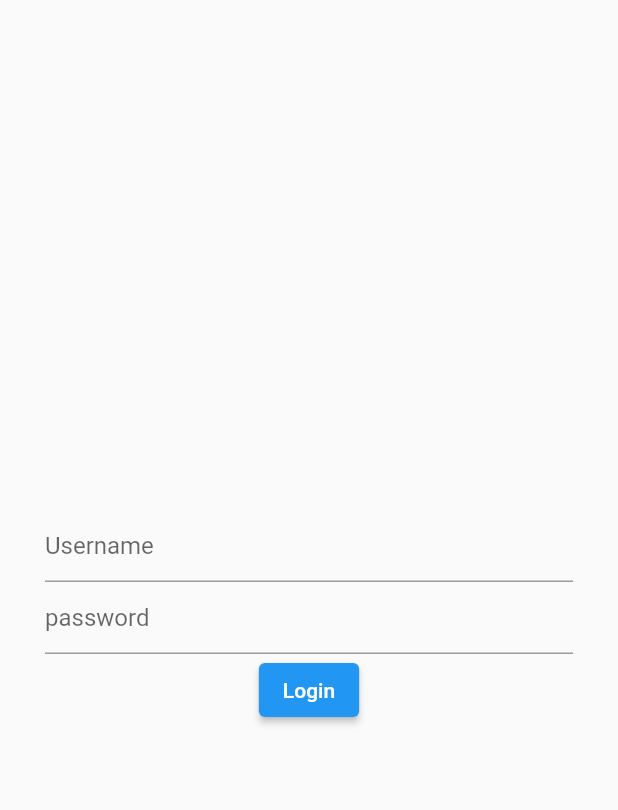
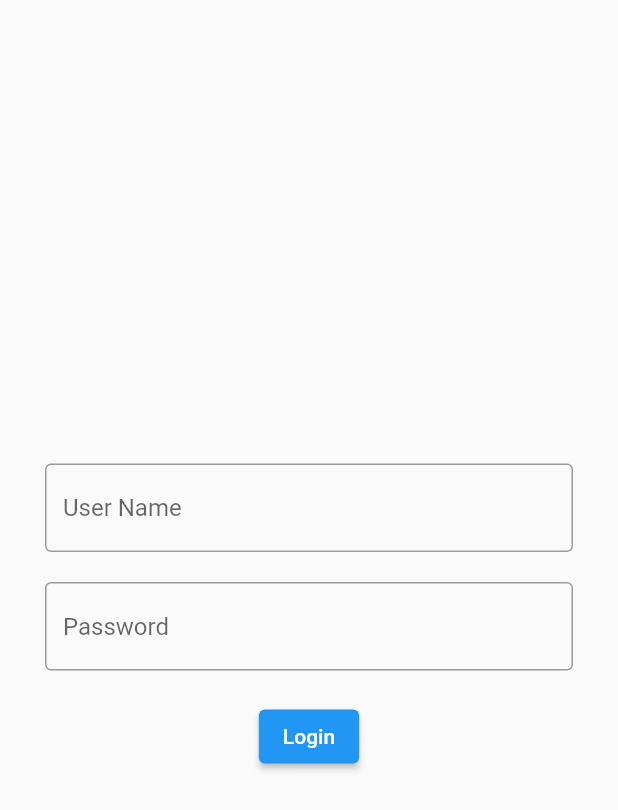
Before and after one commit to biruktesfu/covid_vaccination, a Flutter app: the screen it shows after launch, on a phone screen of 412 x 824 dp. Shown: the top 810 px of the screen. Run offline on Flutter 3.47's test engine with Material 2 defaults, Android fonts, the light colour scheme and no system bars; our stand-ins replace flutter_bloc.

Commit message:
login boxes formated

```diff
--- a/lib/screens/login.dart
+++ b/lib/screens/login.dart
@@ -8,6 +8,9 @@ import 'package:flutter_bloc/flutter_bloc.dart';
 
 class login extends StatelessWidget {
   final _formkey = GlobalKey<FormState>();
+  final inputFieldStyle = InputDecoration(
+    border: OutlineInputBorder(),
+  );
   @override
   Widget build(BuildContext context) {
     return Scaffold(
@@ -32,7 +35,13 @@ class login extends StatelessWidget {
           mainAxisAlignment: MainAxisAlignment.center,
           children: [
             _username(),
+            SizedBox(
+              height: 20.0,
+            ),
             _password(),
+            SizedBox(
+              height: 20.0,
+            ),
             _loginButton(),
           ],
         ),
@@ -44,8 +53,8 @@ class login extends StatelessWidget {
     return BlocBuilder<LoginBloc, LoginState>(
       builder: (context, state) {
         return TextFormField(
-          decoration: InputDecoration(
-            hintText: 'Username',
+          decoration: inputFieldStyle.copyWith(
+            hintText: 'User Name',
           ),
           validator: (value) =>
               state.isValidUsername ? null : 'invalid username',
@@ -63,8 +72,8 @@ class login extends StatelessWidget {
       builder: (context, state) {
         return TextFormField(
           obscureText: true,
-          decoration: InputDecoration(
-            hintText: 'password',
+          decoration: inputFieldStyle.copyWith(
+            hintText: 'Password',
           ),
           validator: (value) =>
               state.isValidpassword ? null : "invalid password",
```
